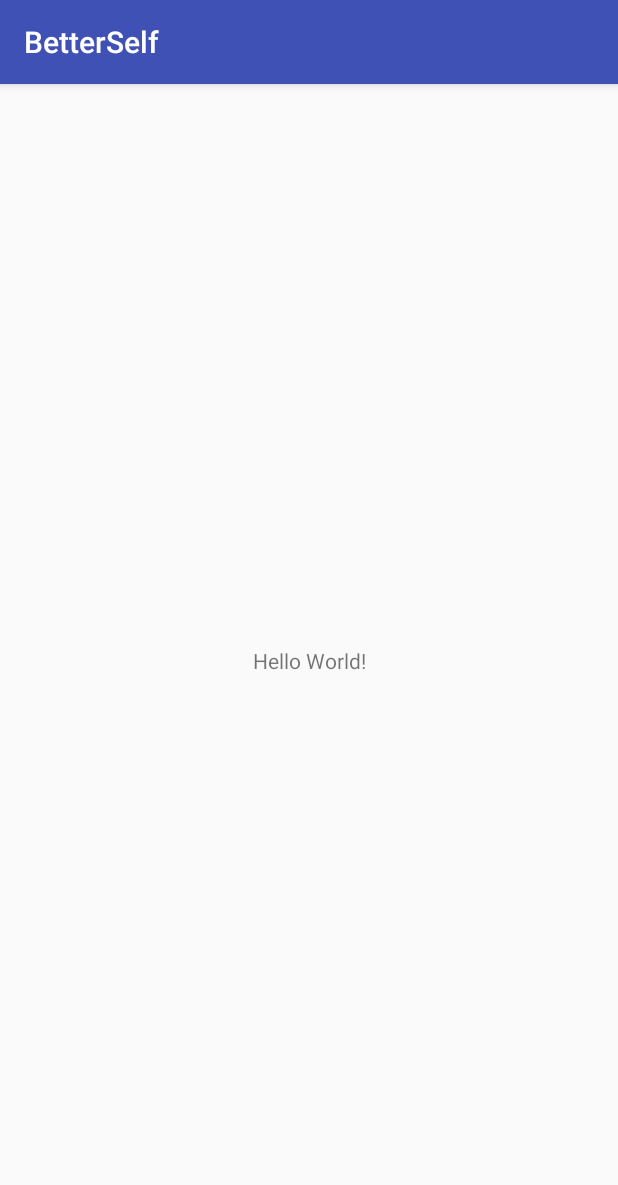
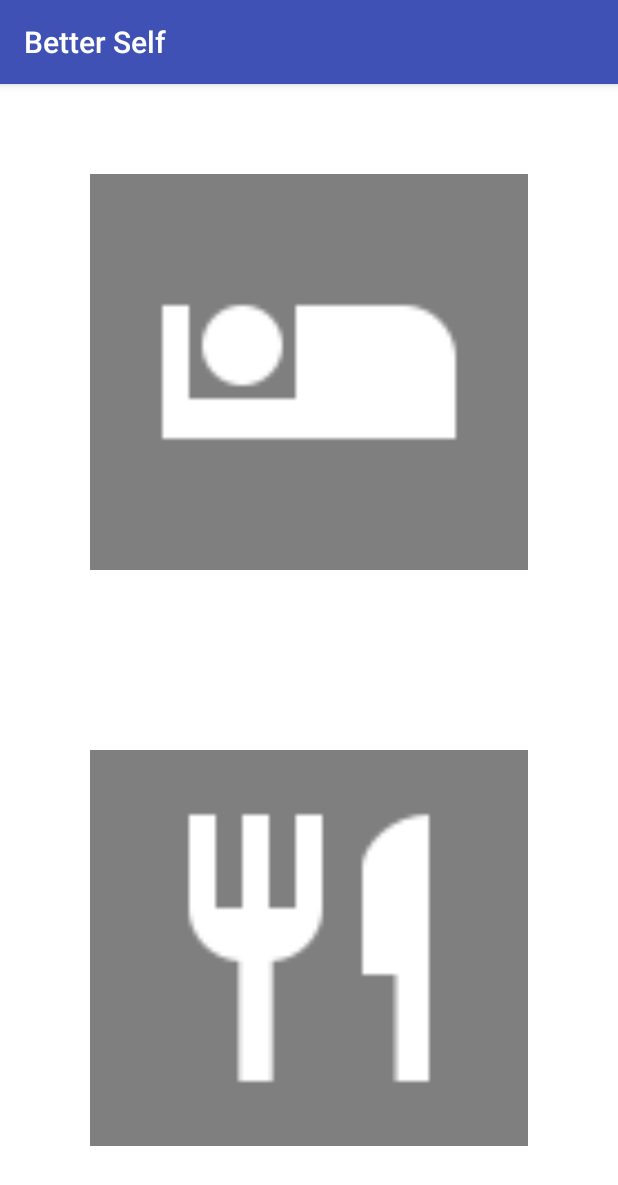
Before and after one commit to Larry-Osakwe/BetterSelf, an Android app: the screen it shows after launch (MainActivity), on a phone screen of 412 x 824 dp. Shown: the top 1185 px of the screen. Run offline under Robolectric (Android 15) with nearby library versions, the phone set to English and light mode, and no system bars.

Commit message:
Implements two imageViews with intents to new activites

```diff
--- a/app/src/main/java/com/larry/osakwe/betterself/MainActivity.java
+++ b/app/src/main/java/com/larry/osakwe/betterself/MainActivity.java
@@ -1,7 +1,10 @@
 package com.larry.osakwe.betterself;
 
+import android.content.Intent;
+import android.os.Bundle;
 import android.support.v7.app.AppCompatActivity;
-import android.os.Bundle;
+import android.view.View;
+import android.widget.ImageView;
 
 public class MainActivity extends AppCompatActivity {
 
@@ -9,5 +12,29 @@ public class MainActivity extends AppCompatActivity {
     protected void onCreate(Bundle savedInstanceState) {
         super.onCreate(savedInstanceState);
         setContentView(R.layout.activity_main);
+
+
+        ImageView sleepImage = (ImageView) findViewById(R.id.sleep_image);
+        //Set a click listener on that view
+        sleepImage.setOnClickListener(new View.OnClickListener() {
+            //The code in this method will be executed when the numbers View is clicked on.
+            @Override
+            public void onClick(View view) {
+                Intent sleepIntent = new Intent(MainActivity.this, SleepActivity.class);
+                startActivity(sleepIntent);
+            }
+        });
+
+        ImageView eatImage = (ImageView) findViewById(R.id.eat_image);
+        //Set a click listener on that view
+        eatImage.setOnClickListener(new View.OnClickListener() {
+            //The code in this method will be executed when the numbers View is clicked on.
+            @Override
+            public void onClick(View view) {
+                Intent eatIntent = new Intent(MainActivity.this, EatActivity.class);
+                startActivity(eatIntent);
+            }
+        });
+
     }
 }
--- a/app/src/main/res/layout/activity_main.xml
+++ b/app/src/main/res/layout/activity_main.xml
@@ -1,18 +1,31 @@
 <?xml version="1.0" encoding="utf-8"?>
-<android.support.constraint.ConstraintLayout xmlns:android="http://schemas.android.com/apk/res/android"
+<LinearLayout xmlns:android="http://schemas.android.com/apk/res/android"
     xmlns:app="http://schemas.android.com/apk/res-auto"
     xmlns:tools="http://schemas.android.com/tools"
     android:layout_width="match_parent"
     android:layout_height="match_parent"
+    android:background="#FFFFFF"
+    android:orientation="vertical"
     tools:context="com.larry.osakwe.betterself.MainActivity">
 
-    <TextView
-        android:layout_width="wrap_content"
-        android:layout_height="wrap_content"
-        android:text="Hello World!"
-        app:layout_constraintBottom_toBottomOf="parent"
-        app:layout_constraintLeft_toLeftOf="parent"
-        app:layout_constraintRight_toRightOf="parent"
-        app:layout_constraintTop_toTopOf="parent" />
+    <ImageView
+        android:id="@+id/sleep_image"
+        android:layout_width="fill_parent"
+        android:layout_height="0dp"
+        android:layout_margin="60dp"
+        android:layout_weight="1"
+        android:background="#80000000"
+        android:padding="25dp"
+        android:src="@drawable/ic_airline_seat_individual_suite_white_48dp" />
 
-</android.support.constraint.ConstraintLayout>
+    <ImageView
+        android:id="@+id/eat_image"
+        android:layout_width="fill_parent"
+        android:layout_height="0dp"
+        android:layout_margin="60dp"
+        android:layout_weight="1"
+        android:background="#80000000"
+        android:padding="25dp"
+        android:src="@drawable/ic_restaurant_white_48dp" />
+
+</LinearLayout>
```
Also changed, not shown: app/src/main/AndroidManifest.xml (+13 -1 lines), app/src/main/java/com/larry/osakwe/betterself/EatActivity.java (added, +13 -0 lines), app/src/main/java/com/larry/osakwe/betterself/SleepActivity.java (added, +13 -0 lines), app/src/main/res/layout/activity_eat.xml (added, +9 -0 lines), app/src/main/res/layout/activity_sleep.xml (added, +9 -0 lines), app/src/main/res/drawable-hdpi/ic_airline_seat_individual_suite_white_48dp.png (added), app/src/main/res/drawable-hdpi/ic_restaurant_white_48dp.png (added), app/src/main/res/drawable-mdpi/ic_airline_seat_individual_suite_white_48dp.png (added), app/src/main/res/drawable-mdpi/ic_restaurant_white_48dp.png (added), app/src/main/res/drawable-xhdpi/ic_airline_seat_individual_suite_white_48dp.png (added), app/src/main/res/drawable-xhdpi/ic_restaurant_white_48dp.png (added), app/src/main/res/drawable-xxhdpi/ic_airline_seat_individual_suite_white_48dp.png (added), app/src/main/res/drawable-xxhdpi/ic_restaurant_white_48dp.png (added), app/src/main/res/drawable-xxxhdpi/ic_airline_seat_individual_suite_white_48dp.png (added), 1 more files.
